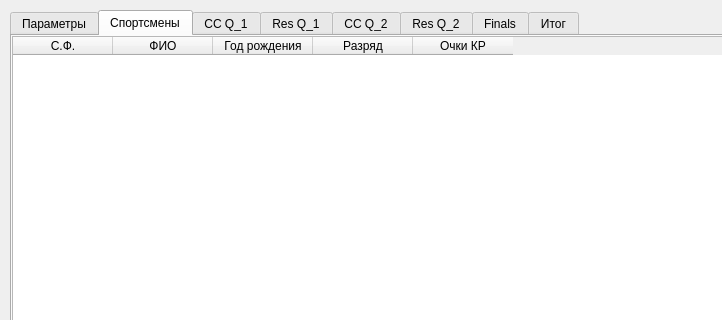
biggerstronger/PSLJ, file new_form.ui: the form before one commit; both pictures show x 0 to 722 and y 0 to 320 of the 1213 by 958 pixel window.
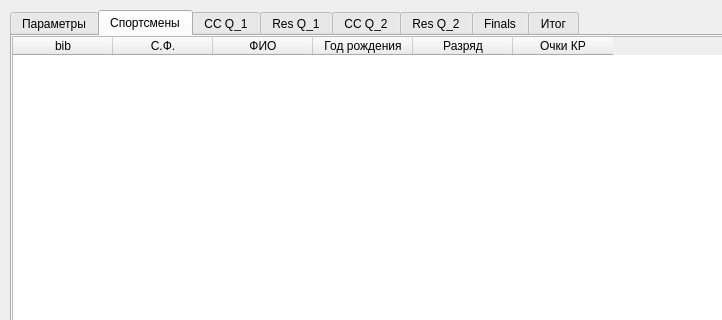
The form after the commit.

Commit message: design changes: add column bib

The edit to the form file:
```diff
--- a/new_form.ui
+++ b/new_form.ui
@@ -802,6 +802,11 @@
         <height>761</height>
        </rect>
       </property>
+      <column>
+       <property name="text">
+        <string>bib</string>
+       </property>
+      </column>
       <column>
        <property name="text">
         <string>С.Ф.</string>
```
Left out of the diff: 16 changed lines with no effect on the pictures. The commit also changes 1 other file.
